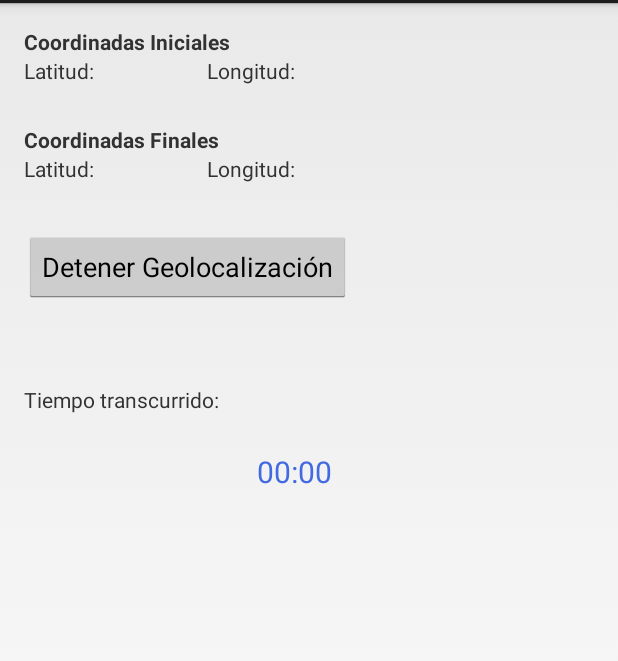
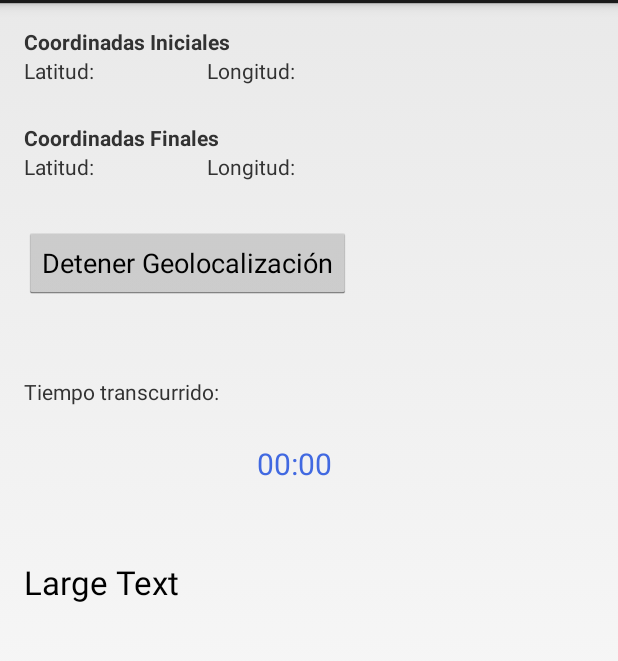
Before and after one commit to gmendozas/MyGPS, an Android app: the layout activity_main.xml on its own in the app's theme, with its tools: preview values and no code run, on a phone screen of 412 x 824 dp, the part 69-730 px from its top. Run offline under Robolectric (Android 15) with nearby library versions, the phone set to English and light mode, and no system bars.

```diff
--- a/app/src/main/res/layout/activity_main.xml
+++ b/app/src/main/res/layout/activity_main.xml
@@ -120,5 +120,17 @@
             android:layout_marginTop="50dp"
             android:id="@+id/chronometer" />
     </LinearLayout>
+    <Space
+        android:layout_width="match_parent"
+        android:layout_height="wrap_content"
+        android:layout_gravity="center_horizontal"
+        android:layout_weight="0.10" />
 
+    <TextView
+        android:layout_width="346dp"
+        android:layout_height="wrap_content"
+        android:textAppearance="?android:attr/textAppearanceLarge"
+        android:text="Large Text"
+        android:id="@+id/textView"
+        android:layout_weight="0.44" />
 </LinearLayout>
```
Also changed, not shown: app/src/main/java/com/compartamos/extsistmovilidad31/mygps/Connectivity.java (added, +119 -0 lines), app/src/main/java/com/compartamos/extsistmovilidad31/mygps/MainActivity.java (+20 -2 lines), 1 other file.
